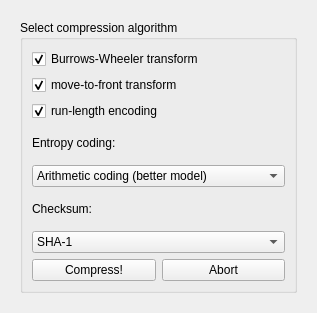
First picture: the form in mydialog.ui, repository 307372/Turbo-Kompresor-2000, before the edit.
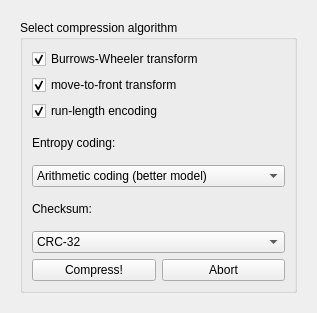
Second picture: the form after the edit. The open tabs and pages were chosen to show the change. Icons and pictures are not drawn.

```diff
--- a/mydialog.ui
+++ b/mydialog.ui
@@ -243,13 +243,21 @@
           <item>
            <widget class="QComboBox" name="comboBox_checksum">
             <property name="toolTip">
-             <string>&lt;html&gt;&lt;head/&gt;&lt;body&gt;&lt;p&gt;Your checksum of choice will be appended to compressed data, for the purpose of validating file integrity after decompression. Even if one bit is off, the checksum should reflect that.&lt;/p&gt;&lt;/body&gt;&lt;/html&gt;</string>
+             <string>&lt;html&gt;&lt;head/&gt;&lt;body&gt;&lt;p&gt;Your checksum of choice will be appended to compressed data, for the purpose of validating file integrity after decompression. Even if one bit is off, the checksum should reflect that.&lt;/p&gt;&lt;p&gt;CRC-32 is quicker and should work well.&lt;br/&gt;SHA-1 is slower, but it was developped by NSA, so it's way cooler.&lt;/p&gt;&lt;/body&gt;&lt;/html&gt;</string>
+            </property>
+            <property name="currentIndex">
+             <number>1</number>
             </property>
             <item>
              <property name="text">
               <string>SHA-1</string>
              </property>
             </item>
+            <item>
+             <property name="text">
+              <string>CRC-32</string>
+             </property>
+            </item>
            </widget>
           </item>
           <item>
```
Left out of the diff: 2 changed lines with no effect on the pictures.
